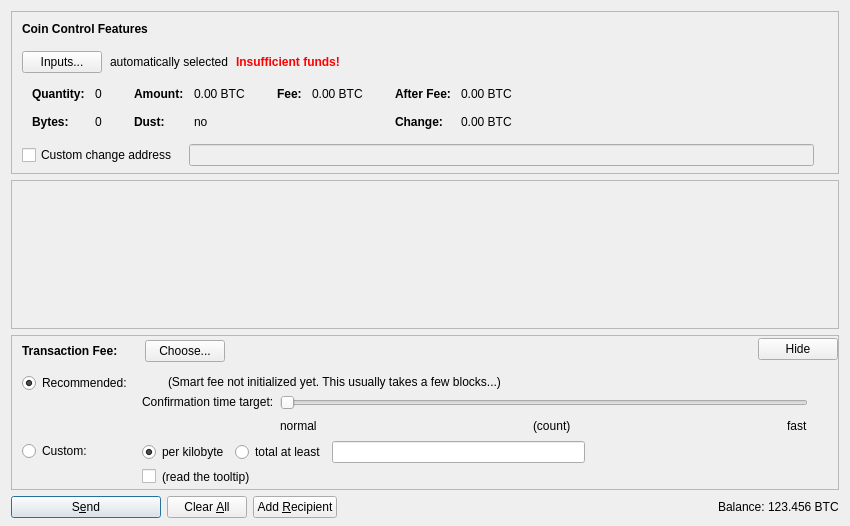
First picture: the form in src/qt/forms/sendcoinsdialog.ui, repository digibyte/digibyte, before the edit.
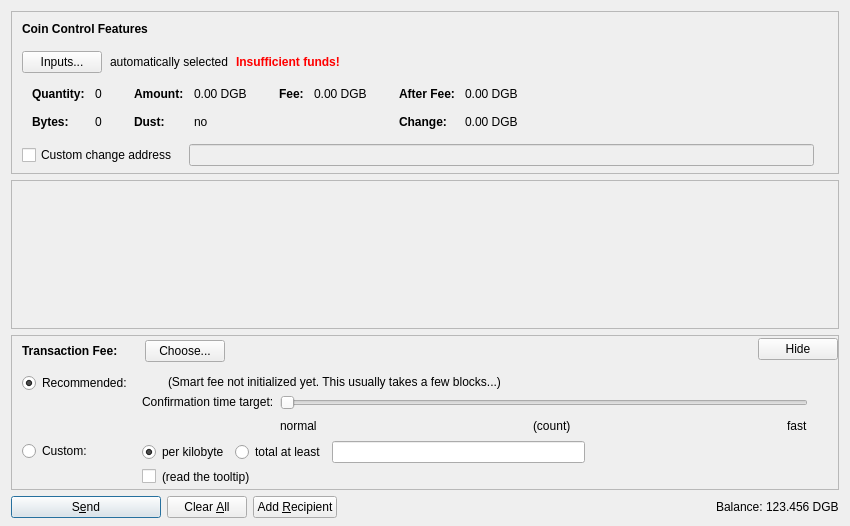
Second picture: the form after the edit. Icons and pictures are not drawn. Custom widgets are drawn as their Qt base class.

Patch:
```diff
--- a/src/qt/forms/sendcoinsdialog.ui
+++ b/src/qt/forms/sendcoinsdialog.ui
@@ -324,7 +324,7 @@
                   <enum>Qt::ActionsContextMenu</enum>
                  </property>
                  <property name="text">
-                  <string notr="true">0.00 BTC</string>
+                  <string notr="true">0.00 DGB</string>
                  </property>
                  <property name="textInteractionFlags">
                   <set>Qt::LinksAccessibleByMouse|Qt::TextSelectableByKeyboard|Qt::TextSelectableByMouse</set>
@@ -404,7 +404,7 @@
                   <enum>Qt::ActionsContextMenu</enum>
                  </property>
                  <property name="text">
-                  <string notr="true">0.00 BTC</string>
+                  <string notr="true">0.00 DGB</string>
                  </property>
                  <property name="textInteractionFlags">
                   <set>Qt::LinksAccessibleByMouse|Qt::TextSelectableByKeyboard|Qt::TextSelectableByMouse</set>
@@ -455,7 +455,7 @@
                   <enum>Qt::ActionsContextMenu</enum>
                  </property>
                  <property name="text">
-                  <string notr="true">0.00 BTC</string>
+                  <string notr="true">0.00 DGB</string>
                  </property>
                  <property name="textInteractionFlags">
                   <set>Qt::LinksAccessibleByMouse|Qt::TextSelectableByKeyboard|Qt::TextSelectableByMouse</set>
@@ -484,7 +484,7 @@
                   <enum>Qt::ActionsContextMenu</enum>
                  </property>
                  <property name="text">
-                  <string notr="true">0.00 BTC</string>
+                  <string notr="true">0.00 DGB</string>
                  </property>
                  <property name="textInteractionFlags">
                   <set>Qt::LinksAccessibleByMouse|Qt::TextSelectableByKeyboard|Qt::TextSelectableByMouse</set>
@@ -1290,7 +1290,7 @@
           <cursorShape>IBeamCursor</cursorShape>
          </property>
          <property name="text">
-          <string notr="true">123.456 BTC</string>
+          <string notr="true">123.456 DGB</string>
          </property>
          <property name="textInteractionFlags">
           <set>Qt::LinksAccessibleByMouse|Qt::TextSelectableByKeyboard|Qt::TextSelectableByMouse</set>
```
